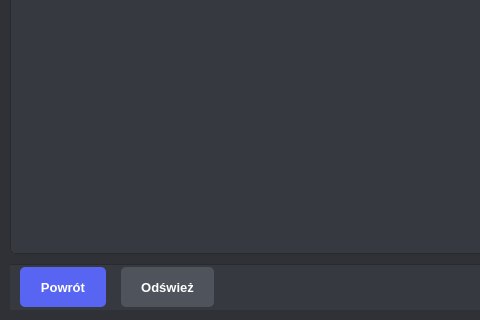
The window that gui/ui/History.ui (oreols/ProjektAOI) describes before a commit, drawn with Qt 5; both pictures show x 0 to 480 and y 280 to 600 of the 800 by 600 pixel window.
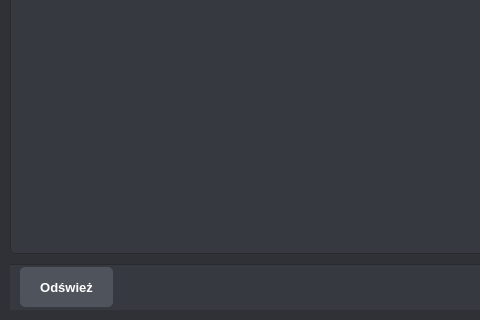
The same window after the commit.

The edit to the form file:
```diff
--- a/gui/ui/History.ui
+++ b/gui/ui/History.ui
@@ -145,22 +145,6 @@
     max-height: 45px;
 }
 
-/* --- Przycisk Powrotu --- */
-QPushButton#backButton {
-    background-color: #5865F2;
-    color: white;
-    font-size: 13px;
-    font-weight: 600;
-    padding: 6px 20px;
-    border-radius: 5px;
-    border: none;
-    min-height: 28px;
-    outline: none;
-}
-QPushButton#backButton:hover { background-color: #4e5dcf; }
-QPushButton#backButton:pressed { background-color: #404ab8; }
-QPushButton#backButton:disabled { background-color: #40444b; color: #72767d; opacity: 0.7; }
-
 /* --- Przycisk Odświeżania --- */
 QPushButton#refreshButton {
     background-color: #4f545c;
@@ -307,22 +291,6 @@
       <property name="bottomMargin">
        <number>0</number>
       </property>
-      <item>
-       <widget class="QPushButton" name="backButton">
-        <property name="text">
-         <string>Powrót</string>
-        </property>
-        <property name="cursor">
-         <cursorShape>PointingHandCursor</cursorShape>
-        </property>
-        <property name="sizePolicy">
-         <sizepolicy hsizetype="Fixed" vsizetype="Fixed">
-          <horstretch>0</horstretch>
-          <verstretch>0</verstretch>
-         </sizepolicy>
-        </property>
-       </widget>
-      </item>
       <item>
        <widget class="QPushButton" name="refreshButton">
         <property name="text">
```
